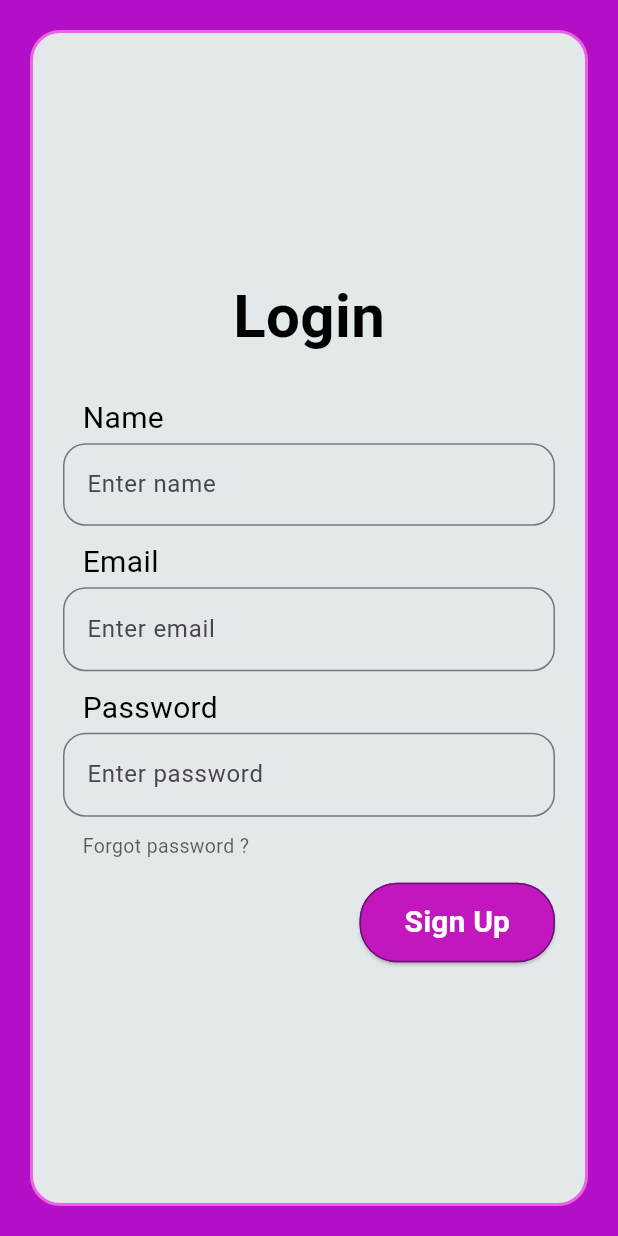
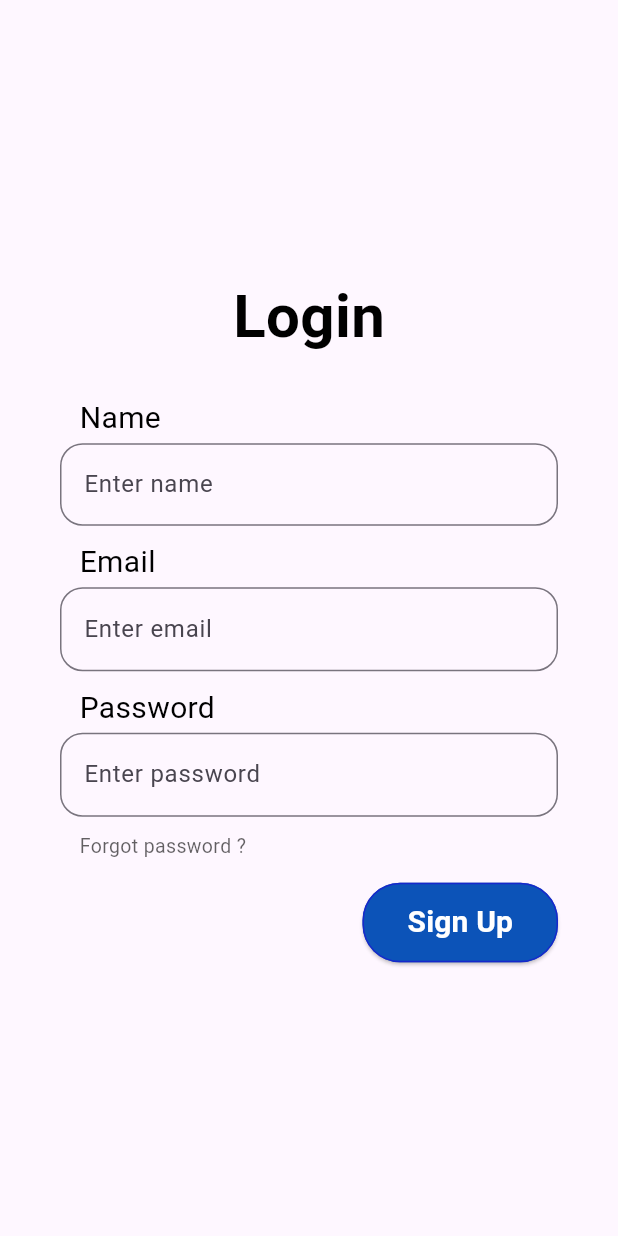
Before and after one commit to Maramallah/Login_flutter_project, a Flutter app: the screen it shows after launch, on a phone screen of 412 x 824 dp. Run offline on Flutter 3.47's test engine with Material 3 defaults, Android fonts, the phone set to English and light mode, and no system bars.

Commit message:
back to the original

```diff
--- a/lib/signup.dart
+++ b/lib/signup.dart
@@ -13,18 +13,15 @@ class Signup extends StatelessWidget {
 
     return Scaffold(
 
-      backgroundColor: Color.fromARGB(255, 180, 14, 199), // Set your desired background color for the entire screen
+
       body: Center(
         child: Padding(
           padding: const EdgeInsets.all(20.0),
           child: Container(
             decoration: BoxDecoration(
-              color: Color.fromARGB(255, 227, 232, 235), // Set the background color for the container
+
               borderRadius: BorderRadius.circular(20.0),
-              border: Border.all(
-                color: Color.fromARGB(255, 231, 102, 224), // Set your desired border color
-                width: 2.0,
-              ),
+
             ),
             padding: const EdgeInsets.all(20.0),
             child: Column(
@@ -138,14 +135,14 @@ class Signup extends StatelessWidget {
                   child: ElevatedButton(
                     onPressed: () {},
                     style: ElevatedButton.styleFrom(
-                      backgroundColor: Color.fromARGB(255, 194, 23, 191),
+                      backgroundColor: Color.fromARGB(255, 12, 83, 184),
                       padding: const EdgeInsets.symmetric(
                         vertical: 12,
                         horizontal: 30,
                       ),
                       shape: RoundedRectangleBorder(
                         borderRadius: BorderRadius.circular(25),
-                        side: BorderSide(color: Color.fromARGB(255, 105, 18, 110)),
+                        side: BorderSide(color: Color.fromARGB(255, 22, 40, 203)),
                       ),
                     ),
                     child: const Text(
```
